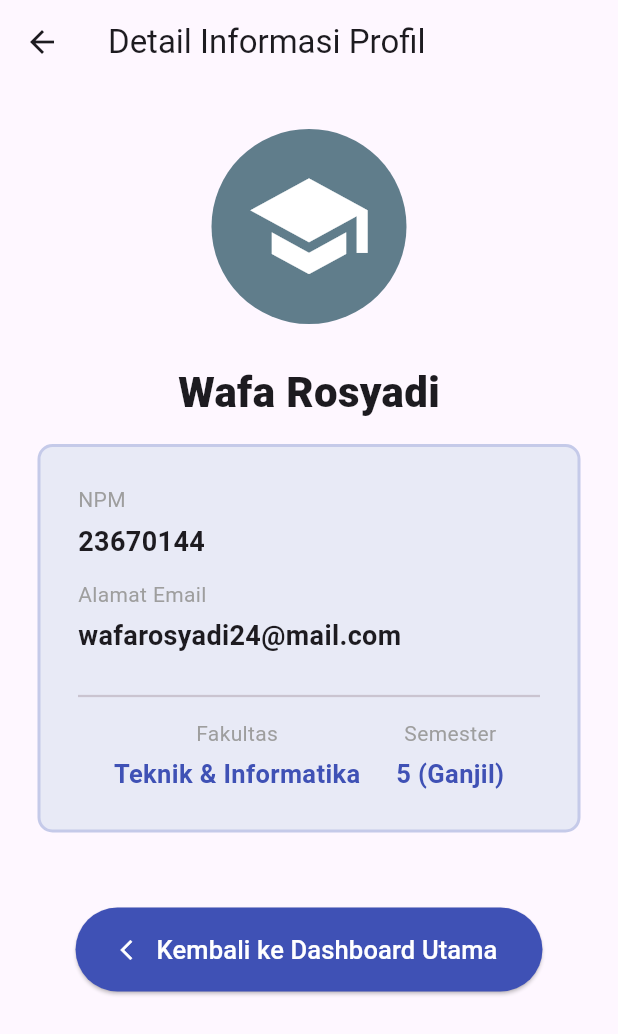
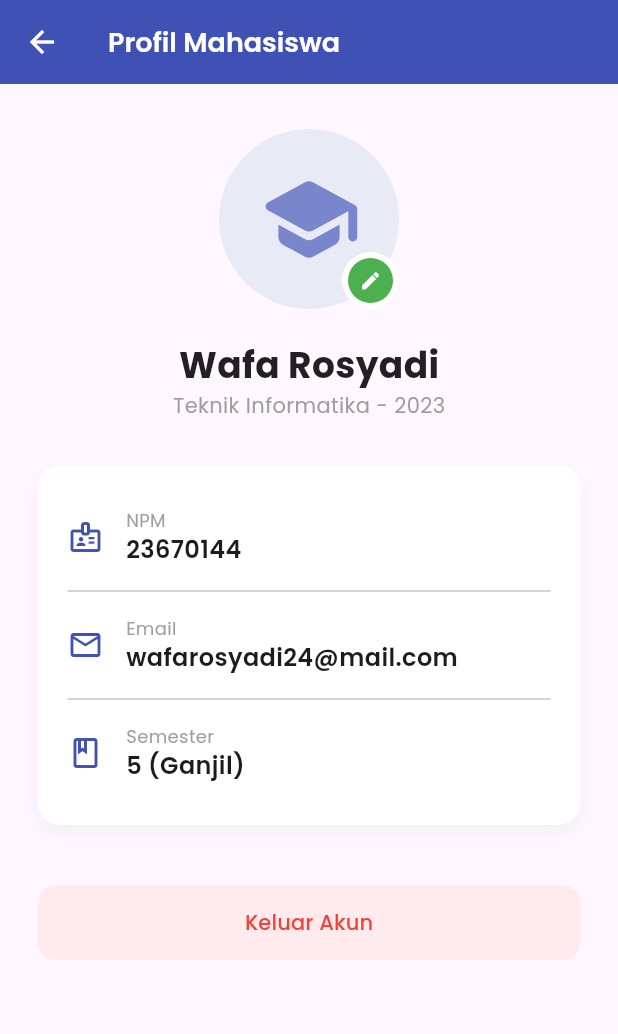
Before and after one commit to wfaarsy/aplikasi_mahasiswa, a Flutter app: the HalamanUtama screen opened by its route, after a tap on "Profil", on a phone screen of 412 x 824 dp. Shown: the top 1034 px of the screen. Run offline on Flutter 3.47's test engine with Material 3 defaults, Android fonts, the phone set to English and light mode, and no system bars; our stand-ins replace google_fonts.

Commit message:
Refactor UI with Google Fonts and layout improvements
Updated UI components and improved code structure by integrating Google Fonts. Enhanced user experience with better styling and layout adjustments.

```diff
--- a/lib/main.dart
+++ b/lib/main.dart
@@ -1,5 +1,6 @@
-// main.dart - Kode Lengkap Aplikasi Akademik
+// Import Bahan
 import 'package:flutter/material.dart';
+import 'package:google_fonts/google_fonts.dart';
 
 void main() {
   runApp(const MyApp());
@@ -10,11 +11,26 @@ class MyApp extends StatelessWidget {
 
   @override
   Widget build(BuildContext context) {
-    // Definisi Rute Aplikasi
     return MaterialApp(
       title: 'Aplikasi Akademik Mahasiswa',
+      debugShowCheckedModeBanner: false,
       theme: ThemeData(
-        primarySwatch: Colors.blue,
+        primarySwatch: Colors.indigo,
+
+       // Font Teks
+        textTheme: GoogleFonts.poppinsTextTheme(
+          Theme.of(context).textTheme,
+        ),
+
+        appBarTheme: AppBarTheme(
+          backgroundColor: Colors.indigo,
+          titleTextStyle: GoogleFonts.poppins(
+            fontSize: 20,
+            fontWeight: FontWeight.w600,
+            color: Colors.white
+          ),
+          iconTheme: const IconThemeData(color: Colors.white),
+        ),
       ),
       initialRoute: '/',
       routes: {
@@ -43,7 +59,6 @@ class _StateLogin extends State<HalamanLogin> {
   String? _pesanError;
 
   void fungsiCekLogin() {
-    // Validasi: Cek input kosong
     if (controllerEmailUser.text.isEmpty || controllerSandi.text.isEmpty) {
       setState(() {
         _pesanError = "**Email/NPM dan Password tidak boleh kosong!**";
@@ -51,7 +66,6 @@ class _StateLogin extends State<HalamanLogin> {
       return;
     }
 
-    // Navigasi ke Dashboard
     setState(() {
       _pesanError = null;
     });
@@ -61,19 +75,20 @@ class _StateLogin extends State<HalamanLogin> {
   @override
   Widget build(BuildContext context) {
     return Scaffold(
-      appBar: AppBar(title: const Text("Masuk Aplikasi")),
       body: Center(
         child: SingleChildScrollView(
-          // Padding
           padding: const EdgeInsets.fromLTRB(25.0, 40.0, 25.0, 20.0),
-          // Column
           child: Column(
             mainAxisAlignment: MainAxisAlignment.center,
             children: <Widget>[
-              // Text (Judul & Deskripsi)
-              const Text(
-                'Selamat Datang, Mahasiswa Informatika!',
-                style: TextStyle(fontSize: 26, fontWeight: FontWeight.w800, color: Colors.indigo),
+              Text(
+                'Selamat Datang!',
+                textAlign: TextAlign.center,
+                style: GoogleFonts.poppins(
+                  fontSize: 24,
+                  fontWeight: FontWeight.bold,
+                  color: Colors.indigo
+                ),
               ),
               const SizedBox(height: 10),
               const Text(
@@ -81,11 +96,11 @@ class _StateLogin extends State<HalamanLogin> {
                 style: TextStyle(fontSize: 15, color: Colors.grey),
               ),
               const SizedBox(height: 40),
-              //  Gambar (Icon Avatar)
+
               const Icon(
-                Icons.account_box_rounded,
-                size: 110,
-                color: Colors.indigoAccent,
+                Icons.account_circle,
+                size: 100,
+                color: Colors.indigo,
               ),
               const SizedBox(height: 30),
 
@@ -98,39 +113,43 @@ class _StateLogin extends State<HalamanLogin> {
                   ),
                 ),
 
-              // TextField: Email/NPM
               TextField(
                 controller: controllerEmailUser,
                 decoration: InputDecoration(
                   labelText: 'NPM atau Email',
-                  prefixIcon: const Icon(Icons.person), // Icon
-                  border: OutlineInputBorder(borderRadius: BorderRadius.circular(10)),
+                  prefixIcon: const Icon(Icons.person_outline),
+                  border: OutlineInputBorder(borderRadius: BorderRadius.circular(12)),
+                  filled: true,
+                  fillColor: Colors.grey.shade100,
                 ),
                 keyboardType: TextInputType.emailAddress,
               ),
               const SizedBox(height: 20),
-              // TextField: Password
+
               TextField(
                 controller: controllerSandi,
                 obscureText: true,
                 decoration: InputDecoration(
                   labelText: 'Kata Sandi',
-                  prefixIcon: const Icon(Icons.lock), // Icon
-                  border: OutlineInputBorder(borderRadius: BorderRadius.circular(10)),
+                  prefixIcon: const Icon(Icons.lock_outline),
+                  border: OutlineInputBorder(borderRadius: BorderRadius.circular(12)),
+                  filled: true,
+                  fillColor: Colors.grey.shade100,
                 ),
               ),
               const SizedBox(height: 35),
-              // Tombol Login
+
               ElevatedButton(
-                onPressed: fungsiCekLogin, // Tombol dengan fungsi Navigator
+                onPressed: fungsiCekLogin,
                 style: ElevatedButton.styleFrom(
-                  minimumSize: const Size(double.infinity, 50),
+                  minimumSize: const Size(double.infinity, 55),
                   backgroundColor: Colors.indigo,
-                  shape: RoundedRectangleBorder(borderRadius: BorderRadius.circular(10)),
+                  elevation: 2,
+                  shape: RoundedRectangleBorder(borderRadius: BorderRadius.circular(12)),
                 ),
                 child: const Text(
-                  'Masuk Sekarang',
-                  style: TextStyle(fontSize: 18, color: Colors.white)
+                  'Masuk Aplikasi',
+                  style: TextStyle(fontSize: 16, fontWeight: FontWeight.w600, color: Colors.white)
                 ),
               ),
             ],
@@ -151,80 +170,88 @@ class HalamanUtama extends StatelessWidget {
   @override
   Widget build(BuildContext context) {
     return Scaffold(
-      // AppBar dan Icon Notifikasi
       appBar: AppBar(
-        title: const Text('Dashboard Akademik'),
+        title: const Text('Dashboard Akademik', style: TextStyle(fontWeight: FontWeight.bold),),
         actions: const [
           Padding(
             padding: EdgeInsets.only(right: 15.0),
-            child: Icon(Icons.notifications_active), // Icon
+            child: Icon(Icons.notifications_none_rounded),
           ),
         ],
       ),
       body: SingleChildScrollView(
         child: Column(
-          crossAxisAlignment: CrossAxisAlignment.start, //  Column
+          crossAxisAlignment: CrossAxisAlignment.start,
           children: <Widget>[
-            // Header User
             Padding(
               padding: const EdgeInsets.all(20.0),
               child: Column(
                 crossAxisAlignment: CrossAxisAlignment.start,
                 children: [
-                  const Text('Halo, Wafa Rosyadi 👋'), // Text
+                  Text('Halo, Wafa Rosyadi 👋',
+                    style: GoogleFonts.poppins(fontSize: 22, fontWeight: FontWeight.bold)
+                  ),
                   const SizedBox(height: 4),
-                  const Text('Selamat datang di dashboard Anda.'), // Text
+                  const Text('Selamat datang di dashboard Anda.', style: TextStyle(color: Colors.grey)),
                 ],
               ),
             ),
 
-            // Gambar
             Padding(
               padding: const EdgeInsets.symmetric(horizontal: 20.0),
               child: Container(
-                height: 150,
+                padding: const EdgeInsets.all(20),
+                width: double.infinity,
                 decoration: BoxDecoration(
-                  color: Colors.blue.shade100,
-                  borderRadius: BorderRadius.circular(15),
+                  gradient: LinearGradient(
+                    colors: [Colors.indigo.shade400, Colors.blue.shade300],
+                    begin: Alignment.topLeft,
+                    end: Alignment.bottomRight,
                   ),
-                child: const Center(
-                  child: Text(
-                    'Pemberitahuan Tugas Baru!',
+                  borderRadius: BorderRadius.circular(20),
+                  boxShadow: [
+                    BoxShadow(color: Colors.blue.withOpacity(0.3), blurRadius: 10, offset: const Offset(0, 5))
+                  ]
+                ),
+                child: const Column(
+                  crossAxisAlignment: CrossAxisAlignment.start,
+                  children: [
+                    Text("Tugas Baru!", style: TextStyle(color: Colors.white70, fontSize: 14)),
+                    SizedBox(height: 5),
+                    Text(
+                      'Pemrograman Mobile',
                       style: TextStyle(
                         fontSize: 20,
                         fontWeight: FontWeight.bold,
-                      color: Color.fromARGB(255, 10, 52, 100),
+                        color: Colors.white,
                       ),
                     ),
+                  ],
                 ),
               ),
             ),
 
             const Padding(
               padding: EdgeInsets.fromLTRB(20, 30, 20, 10),
-              child: Text('Menu Cepat', style: TextStyle(fontSize: 18, fontWeight: FontWeight.w600)),
+              child: Text('Menu Cepat', style: TextStyle(fontSize: 18, fontWeight: FontWeight.bold)),
             ),
 
-            // Menu dalam bentuk Grid (minimal 3 item)
             Padding(
               padding: const EdgeInsets.symmetric(horizontal: 20.0),
               child: GridView.count(
                 shrinkWrap: true,
                 physics: const NeverScrollableScrollPhysics(),
                 crossAxisCount: 3,
-                crossAxisSpacing: 10,
-                mainAxisSpacing: 10,
+                crossAxisSpacing: 15,
+                mainAxisSpacing: 15,
                 children: <Widget>[
-                  // Menu 1: Profil (Pakai Navigator)
                   _buatKotakMenu(
-                    context, 'Profil', Icons.person_pin,
-                    () { Navigator.pushNamed(context, '/profile'); } // Navigator
+                    context, 'Profil', Icons.person_outline,
+                    () { Navigator.pushNamed(context, '/profile'); }
                   ),
-                  // Menu 2: Data
-                  _buatKotakMenu(context, 'Data Nilai', Icons.grade, () {}),
-                  // Menu 3: Pengaturan
-                  _buatKotakMenu(context, 'Pengaturan', Icons.settings, () {}),
-                  _buatKotakMenu(context, 'Jadwal Kuliah', Icons.calendar_month, () {}),
+                  _buatKotakMenu(context, 'Data Nilai', Icons.grade_outlined, () {}),
+                  _buatKotakMenu(context, 'Pengaturan', Icons.settings_outlined, () {}),
+                  _buatKotakMenu(context, 'Jadwal', Icons.calendar_today_outlined, () {}),
                 ],
               ),
             ),
@@ -234,21 +261,24 @@ class HalamanUtama extends StatelessWidget {
     );
   }
 
-  // Widget Pembantu Menu Item (Icon + Text)
   Widget _buatKotakMenu(BuildContext context, String title, IconData icon, VoidCallback onTap) {
-    return Card(
-      elevation: 4,
-      child: InkWell(
+    return InkWell(
       onTap: onTap,
-        child: Center(
+      child: Container(
+        decoration: BoxDecoration(
+          color: Colors.white,
+          borderRadius: BorderRadius.circular(15),
+          boxShadow: [
+            BoxShadow(color: Colors.grey.withOpacity(0.1), blurRadius: 5, spreadRadius: 1)
+          ]
+        ),
         child: Column(
           mainAxisAlignment: MainAxisAlignment.center,
           children: <Widget>[
-              Icon(icon, size: 40, color: Colors.indigo), //  Icon
+            Icon(icon, size: 32, color: Colors.indigo),
             const SizedBox(height: 8),
-              Text(title, textAlign: TextAlign.center), // Text
+            Text(title, style: const TextStyle(fontSize: 13, fontWeight: FontWeight.w500)),
           ],
-          ),
         ),
       ),
     );
@@ -265,69 +295,77 @@ class HalamanDataDiri extends StatelessWidget {
   @override
   Widget build(BuildContext context) {
     return Scaffold(
-      appBar: AppBar(title: const Text('Detail Informasi Profil')),
+      appBar: AppBar(
+        title: const Text('Profil Mahasiswa'),
+        backgroundColor: Colors.indigo,
+        iconTheme: const IconThemeData(color: Colors.white),
+        titleTextStyle: GoogleFonts.poppins(color: Colors.white, fontSize: 18, fontWeight: FontWeight.w600),
+      ),
       body: SingleChildScrollView(
         padding: const EdgeInsets.fromLTRB(25.0, 30.0, 25.0, 25.0),
-        // Column
         child: Column(
           crossAxisAlignment: CrossAxisAlignment.center,
           children: <Widget>[
-            // Foto / Avatar
-            const CircleAvatar(
-              radius: 65,
-              backgroundColor: Colors.blueGrey,
-              child: Icon(Icons.school, size: 85, color: Colors.white), // Gambar/Icon
+            Stack(
+              alignment: Alignment.bottomRight,
+              children: [
+                CircleAvatar(
+                  radius: 60,
+                  backgroundColor: Colors.indigo.shade50,
+                  child: Icon(Icons.school_rounded, size: 70, color: Colors.indigo.shade300),
                 ),
-            const SizedBox(height: 25),
+                Container(
+                  padding: const EdgeInsets.all(4),
+                  decoration: const BoxDecoration(color: Colors.white, shape: BoxShape.circle),
+                  child: const CircleAvatar(
+                    radius: 15,
+                    backgroundColor: Colors.green,
+                    child: Icon(Icons.edit, size: 15, color: Colors.white),
+                  ),
+                )
+              ],
+            ),
+            const SizedBox(height: 20),
 
-            //  Text Nama
-            const Text(
+            Text(
               'Wafa Rosyadi',
-              style: TextStyle(fontSize: 28, fontWeight: FontWeight.w900),
+              style: GoogleFonts.poppins(fontSize: 24, fontWeight: FontWeight.bold, color: Colors.black87),
             ),
-            const SizedBox(height: 15),
+            const Text("Teknik Informatika - 2023", style: TextStyle(color: Colors.grey)),
+            const SizedBox(height: 30),
 
-            // Container Data
             Container(
-              padding: const EdgeInsets.all(25),
+              padding: const EdgeInsets.all(20),
               decoration: BoxDecoration(
-                color: Colors.indigo.shade50,
-                borderRadius: BorderRadius.circular(10),
-                border: Border.all(color: Colors.indigo.shade100, width: 2)
+                color: Colors.white,
+                borderRadius: BorderRadius.circular(15),
+                boxShadow: [
+                  BoxShadow(color: Colors.grey.withOpacity(0.1), blurRadius: 10, offset: const Offset(0, 5))
+                ],
               ),
               child: Column(
-                crossAxisAlignment: CrossAxisAlignment.start,
                 children: [
-                  _buatBarisInfo('NPM', '23670144'),
-                  _buatBarisInfo('Alamat Email', 'wafarosyadi24@mail.com'),
-                  const Divider(height: 30, thickness: 1.5),
-
-                  //  Row kecil untuk info lain
-                  Row(
-                    mainAxisAlignment: MainAxisAlignment.spaceEvenly,
-                    children: [
-                      _blokInfo('Fakultas', 'Teknik & Informatika'),
-                      _blokInfo('Semester', '5 (Ganjil)'),
-                    ],
-                  ),
+                  _buatBarisInfo(Icons.badge_outlined, 'NPM', '23670144'),
+                  const Divider(),
+                  _buatBarisInfo(Icons.email_outlined, 'Email', 'wafarosyadi24@mail.com'),
+                  const Divider(),
+                  _buatBarisInfo(Icons.class_outlined, 'Semester', '5 (Ganjil)'),
                 ],
               ),
             ),
 
-            const SizedBox(height: 50),
+            const SizedBox(height: 40),
 
-            // Tombol Kembali ke Dashboard
-            ElevatedButton.icon(
-              onPressed: () { Navigator.pop(context); }, // Navigator
-              icon: const Icon(Icons.arrow_back_ios, color: Colors.white, size: 16),
-              label: const Text(
-                'Kembali ke Dashboard Utama',
-                style: TextStyle(fontSize: 17, color: Colors.white),
+            ElevatedButton(
+              onPressed: () { Navigator.pop(context); },
+              style: ElevatedButton.styleFrom(
+                backgroundColor: Colors.red.shade50,
+                foregroundColor: Colors.red,
+                elevation: 0,
+                minimumSize: const Size(double.infinity, 50),
+                shape: RoundedRectangleBorder(borderRadius: BorderRadius.circular(12))
               ),
-              style: ElevatedButton.styleFrom(
-                backgroundColor: Colors.indigo,
-                padding: const EdgeInsets.symmetric(horizontal: 30, vertical: 16),
-              ),
+              child: const Text('Keluar Akun'),
             ),
           ],
         ),
@@ -335,30 +373,24 @@ class HalamanDataDiri extends StatelessWidget {
     );
   }
 
-  // Widget Pembantu Baris Info
-  Widget _buatBarisInfo(String label, String value) {
+  Widget _buatBarisInfo(IconData icon, String label, String value) {
     return Padding(
-      padding: const EdgeInsets.only(bottom: 12),
+      padding: const EdgeInsets.symmetric(vertical: 8.0),
+      child: Row(
+        children: [
+          Icon(icon, color: Colors.indigo, size: 24),
+          const SizedBox(width: 15),
+          Expanded(
             child: Column(
               crossAxisAlignment: CrossAxisAlignment.start,
               children: [
-          Text(label, style: const TextStyle(fontSize: 14, color: Colors.grey)),
-          const SizedBox(height: 5),
-          Text(value, style: const TextStyle(fontSize: 18, fontWeight: FontWeight.w600)),
+                Text(label, style: const TextStyle(fontSize: 12, color: Colors.grey)),
+                Text(value, style: const TextStyle(fontSize: 16, fontWeight: FontWeight.w600)),
+              ],
+            ),
+          ),
         ],
       ),
     );
   }
-
-  // Widget Pembantu Blok Info Row
-  Widget _blokInfo(String label, String value) {
-    return Column(
-      crossAxisAlignment: CrossAxisAlignment.center,
-      children: [
-        Text(label, style: const TextStyle(fontSize: 14, color: Colors.grey)),
-        const SizedBox(height: 5),
-        Text(value, style: const TextStyle(fontSize: 17, fontWeight: FontWeight.bold, color: Colors.indigo)),
-      ],
-    );
 }
-}
```
Lines whose indentation alone changed are shown as unchanged.
